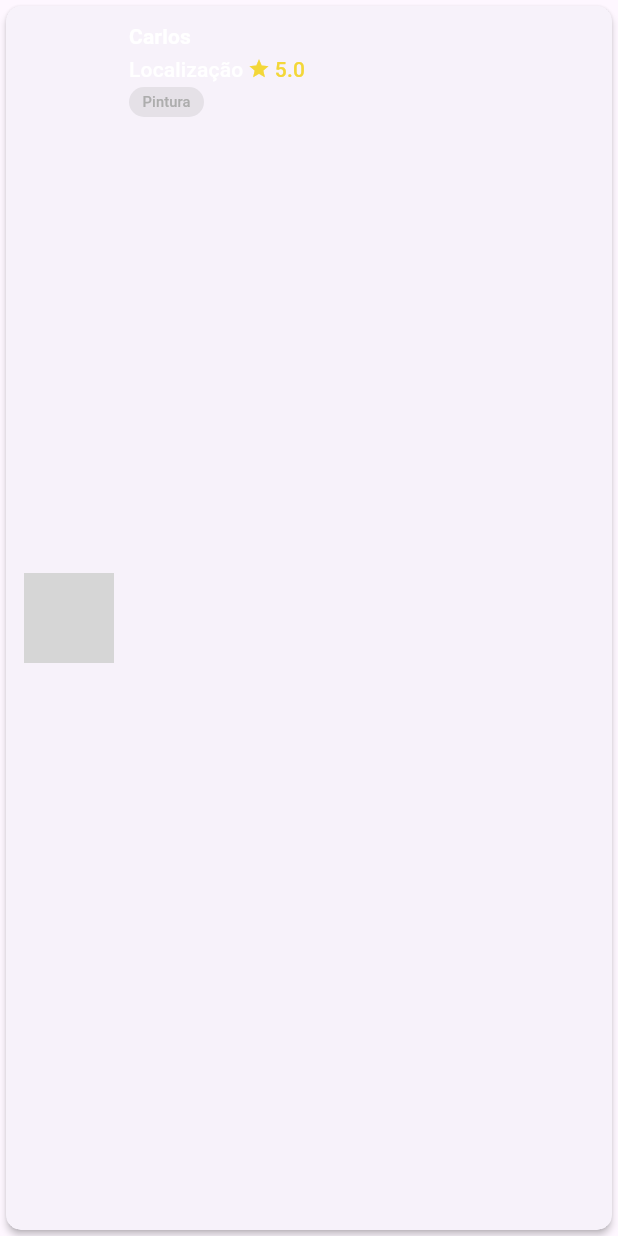
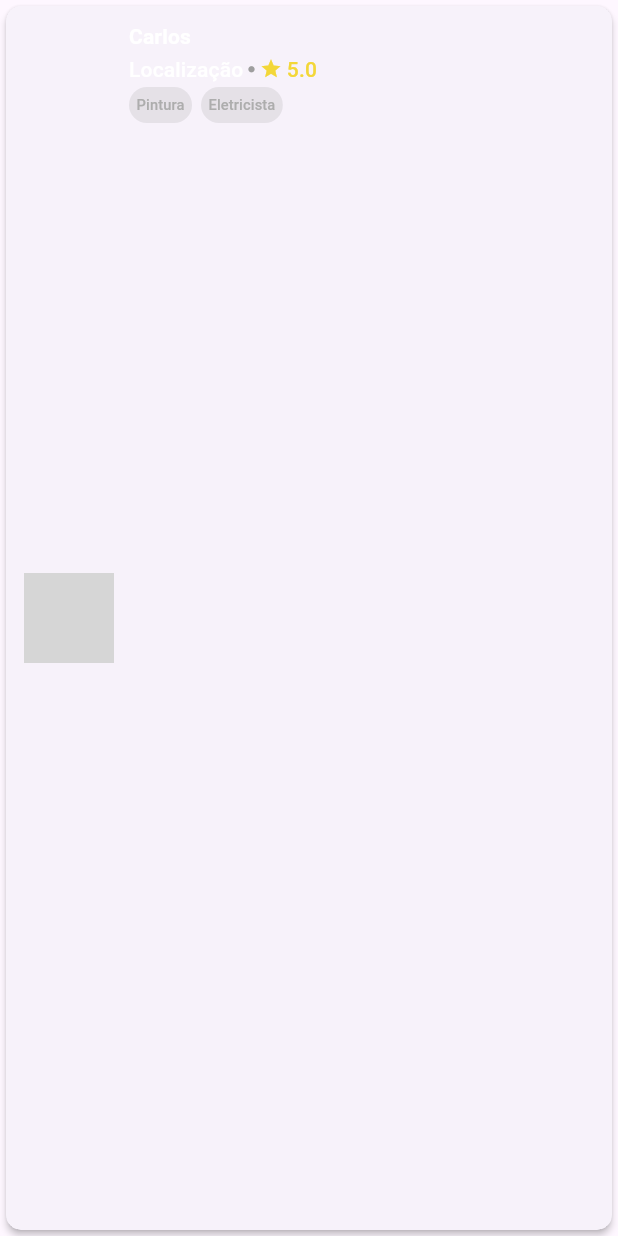
Before and after one commit to Amaralz/Ijob, a Flutter app: the Servicerlisttile widget shown alone on an empty page, opened directly with sample values from the repository, on a phone screen of 412 x 824 dp. Run offline on Flutter 3.47's test engine with Material 3 defaults, Android fonts, the light colour scheme and no system bars; our stand-ins replace mask_text_input_formatter; network calls fail; grey boxes are pictures that could not be loaded.

Commit message:
Modificado servicer para aceitar múltiplas categorias e realizadas as correções necessárias

```diff
--- a/ijob/lib/Data/dummyData.dart
+++ b/ijob/lib/Data/dummyData.dart
@@ -5,91 +5,94 @@ final DummyServicer = [
   Servicer(
     id: '1',
     nome: 'Carlos',
-    category: Categor(id: "srtrkNDIUSAwi-12pddas2", name: "Pintura"),
+    category: [
+      Categor(id: "srtrkNDIUSAwi-12pddas2", name: "Pintura"),
+      Categor(id: "skadnISDAskSO2SODfpddas2", name: "Eletricista"),
+    ],
     url:
         "https://thumbs.dreamstime.com/b/eletricista-nos-macac%C3%B5es-cercados-com-fontes-e-ferramentas-da-eletricidade-103748791.jpg",
   ),
   Servicer(
     id: '3',
     nome: 'Tiago',
-    category: Categor(id: "skadnISDAskSO2SODfpddas2", name: "Eletricista"),
+    category: [Categor(id: "skadnISDAskSO2SODfpddas2", name: "Eletricista")],
     url:
         "https://thumbs.dreamstime.com/b/eletricista-nos-macac%C3%B5es-cercados-com-fontes-e-ferramentas-da-eletricidade-103748791.jpg",
   ),
   Servicer(
     id: '4',
     nome: 'Simão',
-    category: Categor(id: '4', name: "Limpeza"),
+    category: [Categor(id: '4', name: "Limpeza")],
     url:
         "https://thumbs.dreamstime.com/b/eletricista-nos-macac%C3%B5es-cercados-com-fontes-e-ferramentas-da-eletricidade-103748791.jpg",
   ),
   Servicer(
     id: '5',
     nome: 'Sônia',
-    category: Categor(id: '5', name: "Tutoria"),
+    category: [Categor(id: '5', name: "Tutoria")],
     url:
         "https://thumbs.dreamstime.com/b/eletricista-nos-macac%C3%B5es-cercados-com-fontes-e-ferramentas-da-eletricidade-103748791.jpg",
   ),
   Servicer(
     id: '6',
     nome: 'Jorge',
-    category: Categor(id: '3', name: "Encanação"),
+    category: [Categor(id: '3', name: "Encanação")],
     url:
         "https://thumbs.dreamstime.com/b/eletricista-nos-macac%C3%B5es-cercados-com-fontes-e-ferramentas-da-eletricidade-103748791.jpg",
   ),
   Servicer(
     id: '7',
     nome: 'Matheus',
-    category: Categor(id: '3', name: "Encanação"),
+    category: [Categor(id: '3', name: "Encanação")],
     url:
         "https://thumbs.dreamstime.com/b/eletricista-nos-macac%C3%B5es-cercados-com-fontes-e-ferramentas-da-eletricidade-103748791.jpg",
   ),
   Servicer(
     id: '7',
     nome: 'Matheus',
-    category: Categor(id: '3', name: "Encanação"),
+    category: [Categor(id: '3', name: "Encanação")],
     url:
         "https://thumbs.dreamstime.com/b/eletricista-nos-macac%C3%B5es-cercados-com-fontes-e-ferramentas-da-eletricidade-103748791.jpg",
   ),
   Servicer(
     id: '7',
     nome: 'Matheus',
-    category: Categor(id: '3', name: "Encanação"),
+    category: [Categor(id: '3', name: "Encanação")],
     url:
         "https://thumbs.dreamstime.com/b/eletricista-nos-macac%C3%B5es-cercados-com-fontes-e-ferramentas-da-eletricidade-103748791.jpg",
   ),
   Servicer(
     id: '7',
     nome: 'Matheus',
-    category: Categor(id: '3', name: "Encanação"),
+    category: [Categor(id: '3', name: "Encanação")],
     url:
         "https://thumbs.dreamstime.com/b/eletricista-nos-macac%C3%B5es-cercados-com-fontes-e-ferramentas-da-eletricidade-103748791.jpg",
   ),
   Servicer(
     id: '7',
     nome: 'Matheus',
-    category: Categor(id: '3', name: "Encanação"),
+    category: [Categor(id: '3', name: "Encanação")],
     url:
         "https://thumbs.dreamstime.com/b/eletricista-nos-macac%C3%B5es-cercados-com-fontes-e-ferramentas-da-eletricidade-103748791.jpg",
   ),
   Servicer(
     id: '7',
     nome: 'Matheus',
-    category: Categor(id: '3', name: "Encanação"),
+    category: [Categor(id: '3', name: "Encanação")],
     url:
         "https://thumbs.dreamstime.com/b/eletricista-nos-macac%C3%B5es-cercados-com-fontes-e-ferramentas-da-eletricidade-103748791.jpg",
   ),
   Servicer(
     id: '7',
     nome: 'Matheus',
-    category: Categor(id: '3', name: "Encanação"),
+    category: [Categor(id: '3', name: "Encanação")],
     url:
         "https://thumbs.dreamstime.com/b/eletricista-nos-macac%C3%B5es-cercados-com-fontes-e-ferramentas-da-eletricidade-103748791.jpg",
   ),
   Servicer(
     id: '7',
     nome: 'Matheus',
-    category: Categor(id: '3', name: "Encanação"),
+    category: [Categor(id: '3', name: "Encanação")],
     url:
         "https://thumbs.dreamstime.com/b/eletricista-nos-macac%C3%B5es-cercados-com-fontes-e-ferramentas-da-eletricidade-103748791.jpg",
   ),
--- a/ijob/lib/Entities/servicer.dart
+++ b/ijob/lib/Entities/servicer.dart
@@ -4,7 +4,7 @@ class Servicer {
   final String? id;
   final String? nome;
   final String? url;
-  final Categor? category;
+  final List<Categor>? category;
   final String? email;
 
   Servicer({
--- a/ijob/lib/components/servicerListTile.dart
+++ b/ijob/lib/components/servicerListTile.dart
@@ -60,6 +60,7 @@ class Servicerlisttile extends StatelessWidget {
                         "Localização",
                         style: TextStyle(color: Colors.white),
                       ),
+                      Icon(Icons.circle, size: 5, color: Colors.grey),
                       Icon(
                         Icons.star,
                         size: 15,
@@ -74,23 +75,48 @@ class Servicerlisttile extends StatelessWidget {
                     ],
                   ),
 
-                  Container(
+                  servicer!.category != null && servicer!.category!.isNotEmpty
+                      ? Wrap(
+                          spacing: 6,
+                          runSpacing: 4,
+                          children: servicer!.category!
+                              .map(
+                                (category) => Container(
                                   decoration: BoxDecoration(
-                      color: const Color.fromARGB(52, 158, 158, 158),
+                                    color: const Color.fromARGB(
+                                      52,
+                                      158,
+                                      158,
+                                      158,
+                                    ),
                                     borderRadius: BorderRadius.circular(15),
                                   ),
-                    width: 50,
-                    height: 20,
                                   padding: const EdgeInsets.all(3),
+                                  child: SizedBox(
+                                    height: 18,
+                                    child: Padding(
+                                      padding: const EdgeInsets.all(2.0),
                                       child: FittedBox(
+                                        alignment: AlignmentGeometry.center,
                                         child: Text(
-                        servicer!.category!.name.toString(),
+                                          category.name!,
                                           style: TextStyle(
-                          color: const Color.fromARGB(255, 173, 173, 173),
+                                            color: const Color.fromARGB(
+                                              255,
+                                              173,
+                                              173,
+                                              173,
                                             ),
                                           ),
                                         ),
                                       ),
+                                    ),
+                                  ),
+                                ),
+                              )
+                              .toList(),
+                        )
+                      : const SizedBox.shrink(),
                 ],
               ),
             ],
```
Also changed, not shown: ijob/lib/Entities/categorList.dart (+8 -0 lines), ijob/lib/Entities/servicerList.dart (+10 -10 lines). Lines whose indentation alone changed are shown as unchanged.
